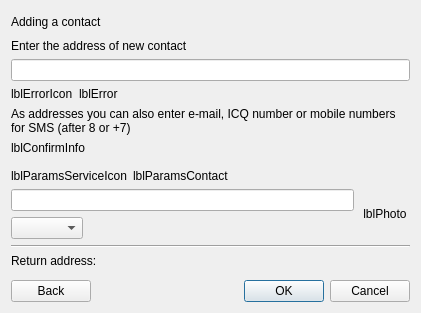
Qt form src/plugins/rosterchanger/addcontactdialog.ui (silvansky/Contacts) before a commit.
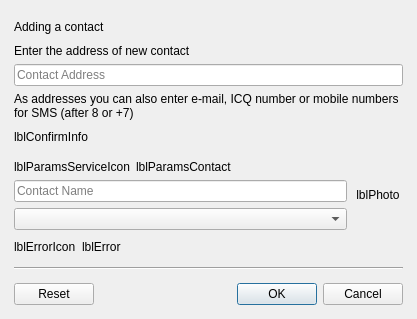
The same form after that commit.

```diff
--- a/src/plugins/rosterchanger/addcontactdialog.ui
+++ b/src/plugins/rosterchanger/addcontactdialog.ui
@@ -6,11 +6,32 @@
    <rect>
     <x>0</x>
     <y>0</y>
-    <width>421</width>
-    <height>313</height>
+    <width>417</width>
+    <height>319</height>
    </rect>
   </property>
+  <property name="minimumSize">
+   <size>
+    <width>350</width>
+    <height>0</height>
+   </size>
+  </property>
   <layout class="QVBoxLayout" name="verticalLayout_4">
+   <property name="spacing">
+    <number>10</number>
+   </property>
+   <property name="leftMargin">
+    <number>14</number>
+   </property>
+   <property name="topMargin">
+    <number>20</number>
+   </property>
+   <property name="rightMargin">
+    <number>14</number>
+   </property>
+   <property name="bottomMargin">
+    <number>14</number>
+   </property>
    <item>
     <widget class="QLabel" name="lblCaption">
      <property name="text">
@@ -35,34 +56,11 @@
        </widget>
       </item>
       <item>
-       <widget class="QLineEdit" name="lneAddressContact"/>
-      </item>
-      <item>
-       <layout class="QHBoxLayout" name="horizontalLayout_2">
-        <item>
-         <widget class="QLabel" name="lblAddressErrorIcon">
-          <property name="text">
-           <string notr="true">lblErrorIcon</string>
-          </property>
-         </widget>
-        </item>
-        <item>
-         <widget class="QLabel" name="lblAddressError">
-          <property name="sizePolicy">
-           <sizepolicy hsizetype="Expanding" vsizetype="Preferred">
-            <horstretch>0</horstretch>
-            <verstretch>0</verstretch>
-           </sizepolicy>
-          </property>
-          <property name="text">
-           <string notr="true">lblError</string>
-          </property>
-          <property name="wordWrap">
-           <bool>true</bool>
-          </property>
-         </widget>
-        </item>
-       </layout>
+       <widget class="QLineEdit" name="lneAddressContact">
+        <property name="placeholderText">
+         <string>Contact Address</string>
+        </property>
+       </widget>
       </item>
       <item>
        <widget class="QLabel" name="lblAddressNotice">
@@ -126,16 +124,16 @@
            </sizepolicy>
           </property>
           <property name="text">
-           <string>lblParamsContact</string>
+           <string notr="true">lblParamsContact</string>
+          </property>
+          <property name="textFormat">
+           <enum>Qt::PlainText</enum>
           </property>
          </widget>
         </item>
        </layout>
       </item>
-      <item row="1" column="0">
-       <widget class="QLineEdit" name="lneParamsNick"/>
-      </item>
-      <item row="1" column="1" rowspan="2">
+      <item row="0" column="1" rowspan="3">
        <widget class="QLabel" name="lblParamsPhoto">
         <property name="sizePolicy">
          <sizepolicy hsizetype="Fixed" vsizetype="Fixed">
@@ -163,89 +161,75 @@
         </property>
        </widget>
       </item>
+      <item row="1" column="0">
+       <widget class="QLineEdit" name="lneParamsNick">
+        <property name="placeholderText">
+         <string>Contact Name</string>
+        </property>
+       </widget>
+      </item>
       <item row="2" column="0">
-       <layout class="QHBoxLayout" name="horizontalLayout_4">
-        <item>
-         <widget class="QComboBox" name="cmbParamsGroup"/>
-        </item>
-        <item>
-         <spacer name="horizontalSpacer">
-          <property name="orientation">
-           <enum>Qt::Horizontal</enum>
-          </property>
-          <property name="sizeHint" stdset="0">
-           <size>
-            <width>168</width>
-            <height>19</height>
-           </size>
-          </property>
-         </spacer>
-        </item>
-       </layout>
-      </item>
-      <item row="3" column="0" colspan="2">
-       <widget class="QWidget" name="wdtParamsSelectProfile" native="true">
-        <layout class="QVBoxLayout" name="verticalLayout_3">
-         <property name="margin">
-          <number>0</number>
-         </property>
-         <item>
-          <widget class="Line" name="line">
-           <property name="orientation">
-            <enum>Qt::Horizontal</enum>
-           </property>
-          </widget>
-         </item>
-         <item>
-          <widget class="QLabel" name="lblParamsProfile">
-           <property name="text">
-            <string>Return address:</string>
-           </property>
-          </widget>
-         </item>
-         <item>
-          <widget class="QWidget" name="wdtParamsProfiles" native="true"/>
-         </item>
-        </layout>
-       </widget>
+       <widget class="QComboBox" name="cmbParamsGroup"/>
       </item>
      </layout>
     </widget>
    </item>
    <item>
-    <layout class="QHBoxLayout" name="horizontalLayout">
+    <layout class="QHBoxLayout" name="horizontalLayout_2">
      <item>
-      <widget class="QPushButton" name="pbtBack">
+      <widget class="QLabel" name="lblErrorIcon">
        <property name="text">
-        <string>Back</string>
+        <string notr="true">lblErrorIcon</string>
        </property>
       </widget>
      </item>
      <item>
-      <spacer name="horizontalSpacer_2">
-       <property name="orientation">
-        <enum>Qt::Horizontal</enum>
+      <widget class="QLabel" name="lblError">
+       <property name="sizePolicy">
+        <sizepolicy hsizetype="Expanding" vsizetype="Preferred">
+         <horstretch>0</horstretch>
+         <verstretch>0</verstretch>
+        </sizepolicy>
        </property>
-       <property name="sizeHint" stdset="0">
-        <size>
-         <width>40</width>
-         <height>20</height>
-        </size>
+       <property name="text">
+        <string notr="true">lblError</string>
        </property>
-      </spacer>
-     </item>
-     <item>
-      <widget class="QDialogButtonBox" name="dbbButtons">
-       <property name="orientation">
-        <enum>Qt::Horizontal</enum>
+       <property name="textFormat">
+        <enum>Qt::PlainText</enum>
        </property>
-       <property name="standardButtons">
-        <set>QDialogButtonBox::Cancel|QDialogButtonBox::Ok</set>
+       <property name="wordWrap">
+        <bool>true</bool>
        </property>
       </widget>
      </item>
     </layout>
    </item>
+   <item>
+    <widget class="QWidget" name="wdtSelectProfile" native="true">
+     <layout class="QVBoxLayout" name="verticalLayout_3">
+      <property name="margin">
+       <number>0</number>
+      </property>
+      <item>
+       <widget class="Line" name="line">
+        <property name="orientation">
+         <enum>Qt::Horizontal</enum>
+        </property>
+       </widget>
+      </item>
+     </layout>
+    </widget>
+   </item>
+   <item>
+    <widget class="QDialogButtonBox" name="dbbButtons">
+     <property name="orientation">
+      <enum>Qt::Horizontal</enum>
+     </property>
+     <property name="standardButtons">
+      <set>QDialogButtonBox::Cancel|QDialogButtonBox::Ok|QDialogButtonBox::Reset</set>
+     </property>
+    </widget>
+   </item>
   </layout>
  </widget>
  <layoutdefault spacing="6" margin="11"/>
```
Left out of the diff: 4 changed lines with no effect on the pictures.
